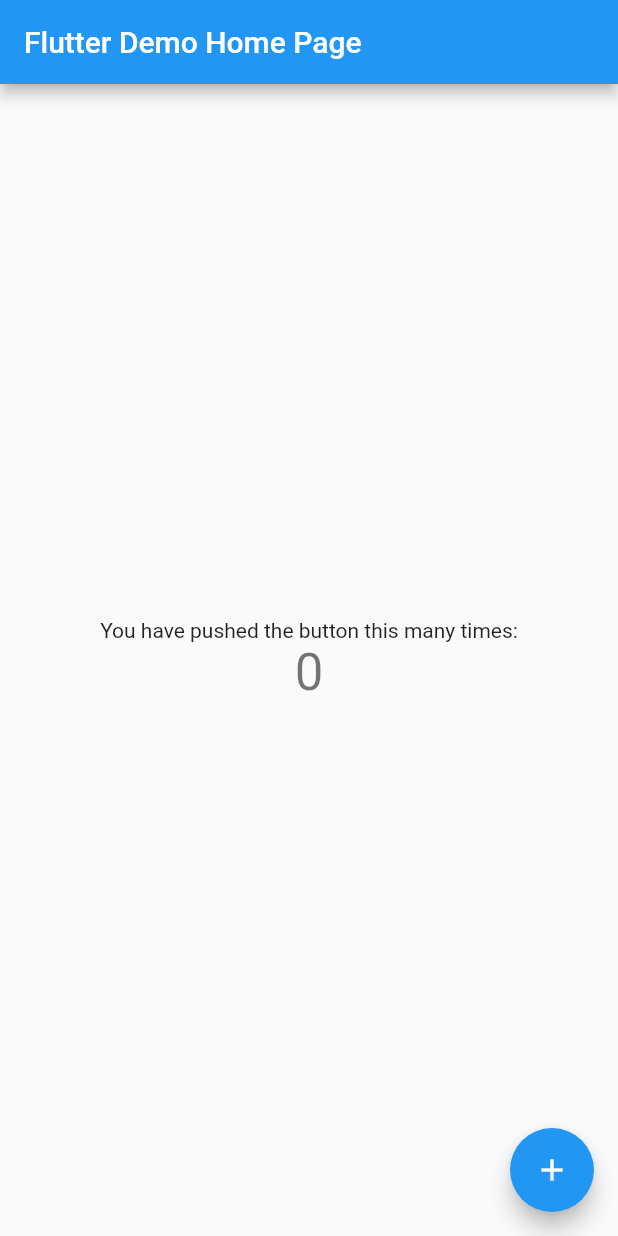
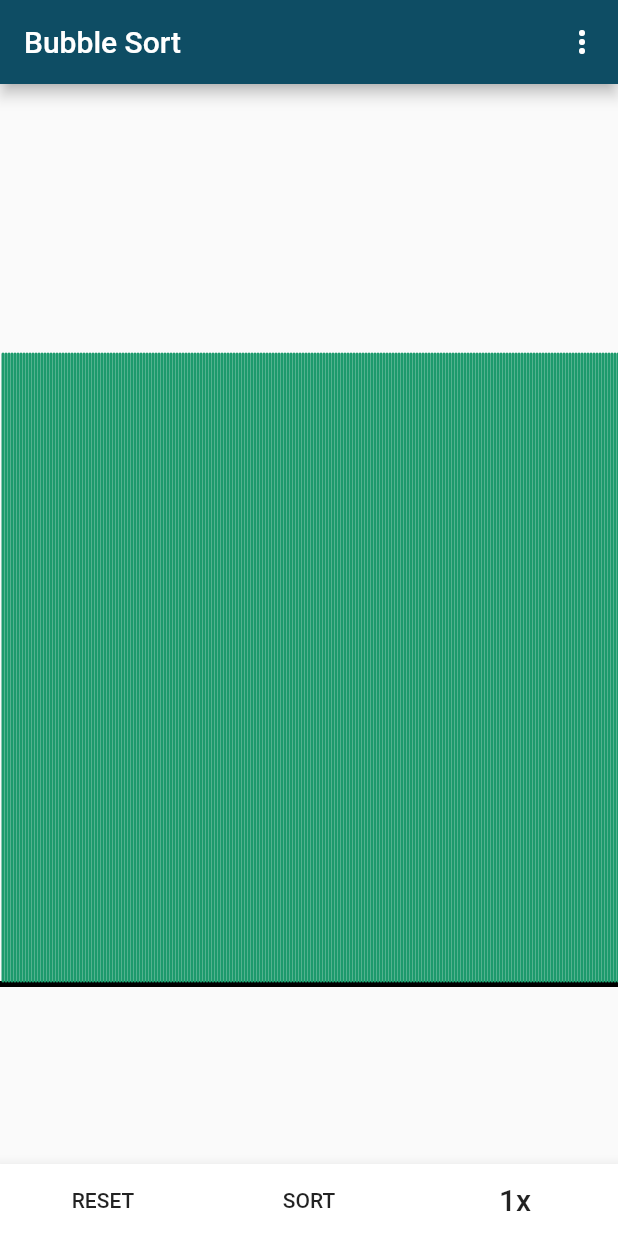
Before and after one commit to Abhi-Gautam/Sorting-Visualization-App, a Flutter app: the screen it shows after launch, on a phone screen of 412 x 824 dp. Run offline on Flutter 3.47's test engine with Material 2 defaults, Android fonts, the phone set to English and light mode, and no system bars.

Commit message:
Added bubble sort

```diff
--- a/lib/main.dart
+++ b/lib/main.dart
@@ -1,117 +1,259 @@
+import 'dart:async';
+import 'dart:math';
+
 import 'package:flutter/material.dart';
+import 'package:sorting_visulalization/paints/bars.dart';
+import 'package:sorting_visulalization/paints/platform.dart';
+import 'package:sorting_visulalization/sotring_algorithms/bubble_sort.dart';
 
-void main() {
-  runApp(MyApp());
+StreamController<List<int>> streamController = StreamController();
+List<int> numbers = [];
+var width;
+String currentSortAlgo = 'bubble';
+double sampleSize = 320;
+bool isSorted = false;
+bool isSorting = false;
+int speed = 0;
+int duration = 1500;
+GlobalKey<ScaffoldState> scaffoldKey = GlobalKey<ScaffoldState>();
+Duration getDuration() {
+  return Duration(microseconds: duration);
 }
 
+void main() => runApp(MyApp());
+
 class MyApp extends StatelessWidget {
-  // This widget is the root of your application.
   @override
   Widget build(BuildContext context) {
     return MaterialApp(
       title: 'Flutter Demo',
       theme: ThemeData(
-        // This is the theme of your application.
-        //
-        // Try running your application with "flutter run". You'll see the
-        // application has a blue toolbar. Then, without quitting the app, try
-        // changing the primarySwatch below to Colors.green and then invoke
-        // "hot reload" (press "r" in the console where you ran "flutter run",
-        // or simply save your changes to "hot reload" in a Flutter IDE).
-        // Notice that the counter didn't reset back to zero; the application
-        // is not restarted.
         primarySwatch: Colors.blue,
-        // This makes the visual density adapt to the platform that you run
-        // the app on. For desktop platforms, the controls will be smaller and
-        // closer together (more dense) than on mobile platforms.
-        visualDensity: VisualDensity.adaptivePlatformDensity,
       ),
-      home: MyHomePage(title: 'Flutter Demo Home Page'),
+      home: MyHomePage(),
+      debugShowCheckedModeBanner: false,
     );
   }
 }
 
 class MyHomePage extends StatefulWidget {
-  MyHomePage({Key key, this.title}) : super(key: key);
-
-  // This widget is the home page of your application. It is stateful, meaning
-  // that it has a State object (defined below) that contains fields that affect
-  // how it looks.
-
-  // This class is the configuration for the state. It holds the values (in this
-  // case the title) provided by the parent (in this case the App widget) and
-  // used by the build method of the State. Fields in a Widget subclass are
-  // always marked "final".
-
-  final String title;
-
   @override
-  _MyHomePageState createState() => _MyHomePageState();
+  MyHomePageState createState() => MyHomePageState();
 }
 
-class _MyHomePageState extends State<MyHomePage> {
-  int _counter = 0;
+class MyHomePageState extends State<MyHomePage> {
+  @override
+  void didChangeDependencies() {
+    super.didChangeDependencies();
+    sampleSize = MediaQuery.of(context).size.width / 2;
+    for (int i = 0; i < sampleSize; ++i) {
+      numbers.add(Random().nextInt(500));
+    }
+    setState(() {});
+  }
 
-  void _incrementCounter() {
+  reset() {
+    isSorted = false;
+    numbers = [];
+    for (int i = 0; i < sampleSize; ++i) {
+      numbers.add(Random().nextInt(500));
+    }
+    streamController.add(numbers);
+  }
+
+  setSortAlgo(String type) {
     setState(() {
-      // This call to setState tells the Flutter framework that something has
-      // changed in this State, which causes it to rerun the build method below
-      // so that the display can reflect the updated values. If we changed
-      // _counter without calling setState(), then the build method would not be
-      // called again, and so nothing would appear to happen.
-      _counter++;
+      currentSortAlgo = type;
+    });
+  }
+
+  checkAndResetIfSorted() async {
+    if (isSorted) {
+      reset();
+      await Future.delayed(Duration(milliseconds: 200));
+    }
+  }
+
+  String getTitle() {
+    switch (currentSortAlgo) {
+      case "bubble":
+        return "Bubble Sort";
+        break;
+    }
+    return "done";
+  }
+
+  changeSpeed() {
+    if (speed >= 3) {
+      speed = 0;
+      duration = 1500;
+    } else {
+      speed++;
+      duration = duration ~/ 2;
+    }
+
+    print(speed.toString() + " " + duration.toString());
+    setState(() {});
+  }
+
+  sort() async {
+    setState(() {
+      isSorting = true;
+    });
+
+    await checkAndResetIfSorted();
+
+    Stopwatch stopwatch = new Stopwatch()..start();
+
+    switch (currentSortAlgo) {
+      case "bubble":
+        await bubbleSort();
+        break;
+    }
+
+    stopwatch.stop();
+
+    scaffoldKey.currentState.removeCurrentSnackBar();
+    scaffoldKey.currentState.showSnackBar(
+      SnackBar(
+        content: Text(
+          "Sorting completed in ${stopwatch.elapsed.inMilliseconds} ms.",
+        ),
+      ),
+    );
+    setState(() {
+      isSorting = false;
+      isSorted = true;
     });
   }
 
   @override
+  void dispose() {
+    streamController.close();
+    super.dispose();
+  }
+
+  @override
   Widget build(BuildContext context) {
-    // This method is rerun every time setState is called, for instance as done
-    // by the _incrementCounter method above.
-    //
-    // The Flutter framework has been optimized to make rerunning build methods
-    // fast, so that you can just rebuild anything that needs updating rather
-    // than having to individually change instances of widgets.
     return Scaffold(
+      key: scaffoldKey,
       appBar: AppBar(
-        // Here we take the value from the MyHomePage object that was created by
-        // the App.build method, and use it to set our appbar title.
-        title: Text(widget.title),
+        title: Text(getTitle()),
+        backgroundColor: Color(0xFF0E4D64),
+        actions: <Widget>[
+          PopupMenuButton<String>(
+            initialValue: currentSortAlgo,
+            itemBuilder: (ctx) {
+              return [
+                PopupMenuItem(
+                  value: 'bubble',
+                  child: Text("Bubble Sort"),
+                ),
+              ];
+            },
+            onSelected: (String value) {
+              reset();
+              setSortAlgo(value);
+            },
+          ),
+        ],
       ),
-      body: Center(
-        // Center is a layout widget. It takes a single child and positions it
-        // in the middle of the parent.
-        child: Column(
-          // Column is also a layout widget. It takes a list of children and
-          // arranges them vertically. By default, it sizes itself to fit its
-          // children horizontally, and tries to be as tall as its parent.
-          //
-          // Invoke "debug painting" (press "p" in the console, choose the
-          // "Toggle Debug Paint" action from the Flutter Inspector in Android
-          // Studio, or the "Toggle Debug Paint" command in Visual Studio Code)
-          // to see the wireframe for each widget.
-          //
-          // Column has various properties to control how it sizes itself and
-          // how it positions its children. Here we use mainAxisAlignment to
-          // center the children vertically; the main axis here is the vertical
-          // axis because Columns are vertical (the cross axis would be
-          // horizontal).
-          mainAxisAlignment: MainAxisAlignment.center,
+      body: CustomPaint(
+        painter: Platform(),
+        child: SafeArea(
+          child: Container(
+            padding: const EdgeInsets.only(top: 0.0),
+            child: StreamBuilder<Object>(
+                initialData: numbers,
+                stream: streamController.stream,
+                builder: (context, snapshot) {
+                  List<int> numbers = snapshot.data;
+                  int counter = 0;
+                  width = MediaQuery.of(context).size.width;
+                  return Row(
+                    children: numbers.map((int num) {
+                      counter++;
+                      return Container(
+                        child: CustomPaint(
+                          painter: BarPainter(
+                              index: counter,
+                              value: num,
+                              width: MediaQuery.of(context).size.width /
+                                  sampleSize),
+                        ),
+                      );
+                    }).toList(),
+                  );
+                }),
+          ),
+        ),
+      ),
+      bottomNavigationBar: BottomAppBar(
+        child: Row(
           children: <Widget>[
-            Text(
-              'You have pushed the button this many times:',
-            ),
-            Text(
-              '$_counter',
-              style: Theme.of(context).textTheme.headline4,
-            ),
+            Expanded(
+                child: FlatButton(
+                    onPressed: isSorting
+                        ? null
+                        : () {
+                            reset();
+                            setSortAlgo(currentSortAlgo);
+                          },
+                    child: Text("RESET"))),
+            Expanded(
+                child: FlatButton(
+                    onPressed: isSorting ? null : sort, child: Text("SORT"))),
+            Expanded(
+                child: FlatButton(
+                    onPressed: isSorting ? null : changeSpeed,
+                    child: Text(
+                      "${speed + 1}x",
+                      style: TextStyle(fontSize: 20),
+                    ))),
           ],
         ),
       ),
-      floatingActionButton: FloatingActionButton(
-        onPressed: _incrementCounter,
-        tooltip: 'Increment',
-        child: Icon(Icons.add),
-      ), // This trailing comma makes auto-formatting nicer for build methods.
     );
   }
 }
+
+class BarPainter extends CustomPainter {
+  final double width;
+  final int value;
+  final int index;
+
+  BarPainter({this.width, this.value, this.index});
+
+  @override
+  void paint(Canvas canvas, Size size) {
+    Paint paint = Paint();
+    paint.color = Color(0xFF1D9A6C);
+    paint.strokeWidth = width;
+    paint.strokeCap = StrokeCap.round;
+
+    canvas.drawLine(Offset(index * this.width, 598),
+        Offset(index * this.width, 600 - this.value.ceilToDouble()), paint);
+  }
+
+  @override
+  bool shouldRepaint(CustomPainter oldDelegate) {
+    return true;
+  }
+}
+
+class Platform extends CustomPainter {
+  @override
+  void paint(Canvas canvas, Size size) {
+    final p1 = Offset(0, 600);
+    final p2 = Offset(width, 600);
+    final paint = Paint()
+      ..color = Colors.black
+      ..strokeWidth = 4;
+    canvas.drawLine(p1, p2, paint);
+  }
+
+  @override
+  bool shouldRepaint(CustomPainter oldDelegate) {
+    return true;
+  }
+}
--- /dev/null
+++ b/lib/paints/bars.dart
@@ -0,0 +1,4 @@
+import 'dart:async';
+import 'dart:math';
+
+import 'package:flutter/material.dart';
--- /dev/null
+++ b/lib/paints/platform.dart
@@ -0,0 +1,4 @@
+import 'dart:async';
+import 'dart:math';
+
+import 'package:flutter/material.dart';
```
Also changed, not shown: lib/sotring_algorithms/bubble_sort.dart (added, +21 -0 lines).
